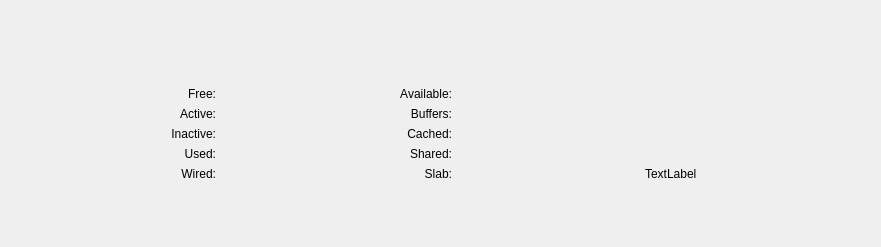
The window that Under Construction/Activity Monitor.app/Resources/activity_monitor/ui/tab_system_memory.ui (helloSystem/Utilities) describes before a commit, drawn with Qt 5.
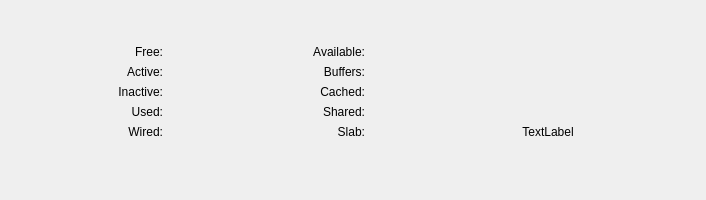
The same window after the commit. Custom widgets are drawn as their Qt base class.

```diff
--- a/Under Construction/Activity Monitor.app/Resources/activity_monitor/ui/tab_system_memory.ui
+++ b/Under Construction/Activity Monitor.app/Resources/activity_monitor/ui/tab_system_memory.ui
@@ -6,43 +6,33 @@
    <rect>
     <x>0</x>
     <y>0</y>
-    <width>881</width>
-    <height>247</height>
+    <width>706</width>
+    <height>200</height>
    </rect>
   </property>
   <property name="windowTitle">
    <string>Form</string>
   </property>
   <layout class="QVBoxLayout" name="verticalLayout">
+   <property name="leftMargin">
+    <number>13</number>
+   </property>
+   <property name="topMargin">
+    <number>25</number>
+   </property>
+   <property name="rightMargin">
+    <number>13</number>
+   </property>
+   <property name="bottomMargin">
+    <number>0</number>
+   </property>
    <item>
     <layout class="QVBoxLayout" name="SystemMemoryMainVLayout">
      <property name="spacing">
       <number>6</number>
      </property>
-     <item>
-      <spacer name="verticalSpacer_2">
-       <property name="orientation">
-        <enum>Qt::Vertical</enum>
-       </property>
-       <property name="sizeType">
-        <enum>QSizePolicy::MinimumExpanding</enum>
-       </property>
-       <property name="sizeHint" stdset="0">
-        <size>
-         <width>20</width>
-         <height>25</height>
-        </size>
-       </property>
-      </spacer>
-     </item>
      <item>
       <layout class="QGridLayout" name="SystemMemorygridLayout">
-       <property name="leftMargin">
-        <number>20</number>
-       </property>
-       <property name="rightMargin">
-        <number>20</number>
-       </property>
        <item row="4" column="1">
         <widget class="QLabel" name="label_used">
          <property name="text">
@@ -353,6 +343,9 @@
          <property name="text">
           <string>TextLabel</string>
          </property>
+         <property name="alignment">
+          <set>Qt::AlignCenter</set>
+         </property>
         </widget>
        </item>
        <item row="1" column="9" rowspan="4">
```
